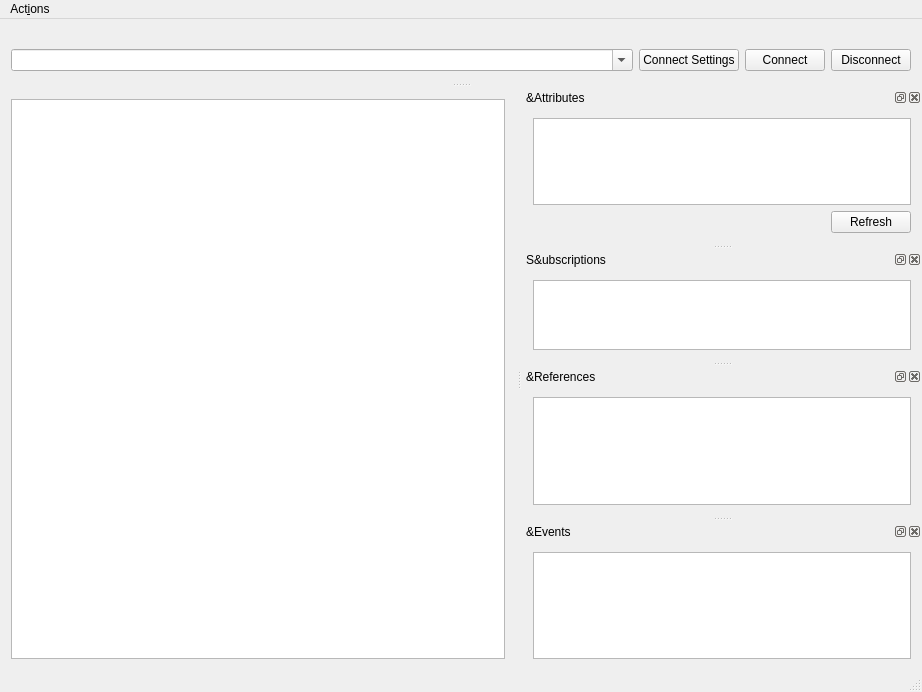
Qt form freeopcuaclient/mainwindow_ui.ui (FreeOpcUa/opcua-client-gui) before a commit.
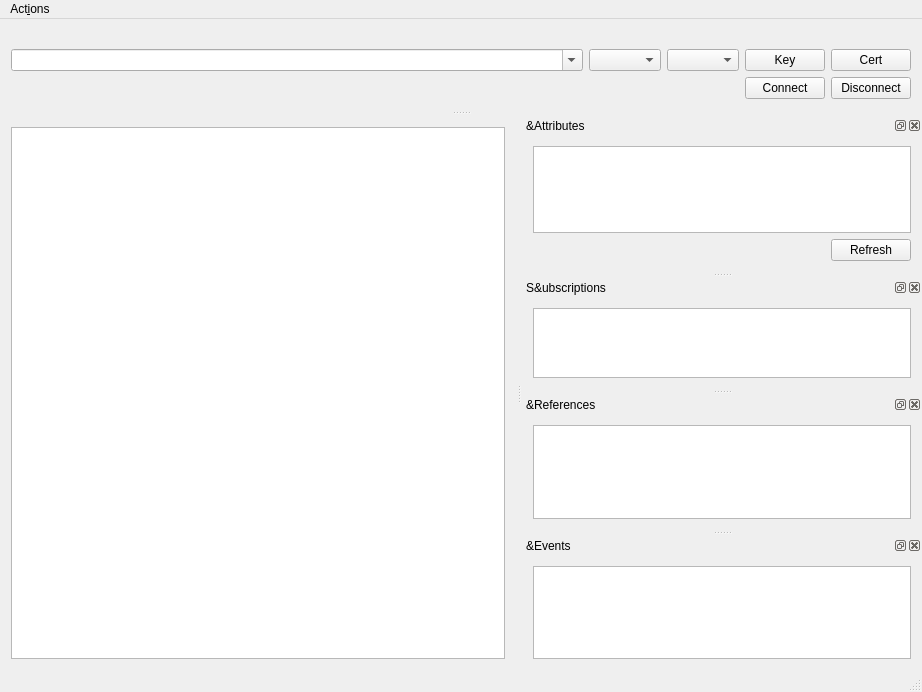
The same form after that commit. Icons and pictures are not drawn.

Commit message: prepare UI for connection settings. accept drops for event subscription

Diff of the .ui file:
```diff
--- a/freeopcuaclient/mainwindow_ui.ui
+++ b/freeopcuaclient/mainwindow_ui.ui
@@ -187,17 +187,13 @@
      </sizepolicy>
     </property>
     <layout class="QGridLayout" name="gridLayout">
-     <item row="0" column="2">
-      <widget class="QPushButton" name="connectButton">
-       <property name="text">
-        <string>Connect</string>
-       </property>
-      </widget>
-     </item>
-     <item row="0" column="3">
-      <widget class="QPushButton" name="disconnectButton">
-       <property name="text">
-        <string>Disconnect</string>
+     <item row="0" column="1">
+      <widget class="QComboBox" name="modeComboBox">
+       <property name="sizePolicy">
+        <sizepolicy hsizetype="Minimum" vsizetype="Fixed">
+         <horstretch>0</horstretch>
+         <verstretch>0</verstretch>
+        </sizepolicy>
        </property>
       </widget>
      </item>
@@ -217,10 +213,41 @@
        </property>
       </widget>
      </item>
-     <item row="0" column="1">
+     <item row="0" column="2">
+      <widget class="QComboBox" name="policyComboBox">
+       <property name="sizePolicy">
+        <sizepolicy hsizetype="Minimum" vsizetype="Fixed">
+         <horstretch>0</horstretch>
+         <verstretch>0</verstretch>
+        </sizepolicy>
+       </property>
+      </widget>
+     </item>
+     <item row="0" column="3">
       <widget class="QPushButton" name="pushButton">
        <property name="text">
-        <string>Connect Settings</string>
+        <string>Key</string>
+       </property>
+      </widget>
+     </item>
+     <item row="0" column="4">
+      <widget class="QPushButton" name="pushButton_2">
+       <property name="text">
+        <string>Cert</string>
+       </property>
+      </widget>
+     </item>
+     <item row="1" column="3">
+      <widget class="QPushButton" name="connectButton">
+       <property name="text">
+        <string>Connect</string>
+       </property>
+      </widget>
+     </item>
+     <item row="1" column="4">
+      <widget class="QPushButton" name="disconnectButton">
+       <property name="text">
+        <string>Disconnect</string>
        </property>
       </widget>
      </item>
```
Left out of the diff: 6 changed lines with no effect on the pictures. The commit also changes 3 other files.
